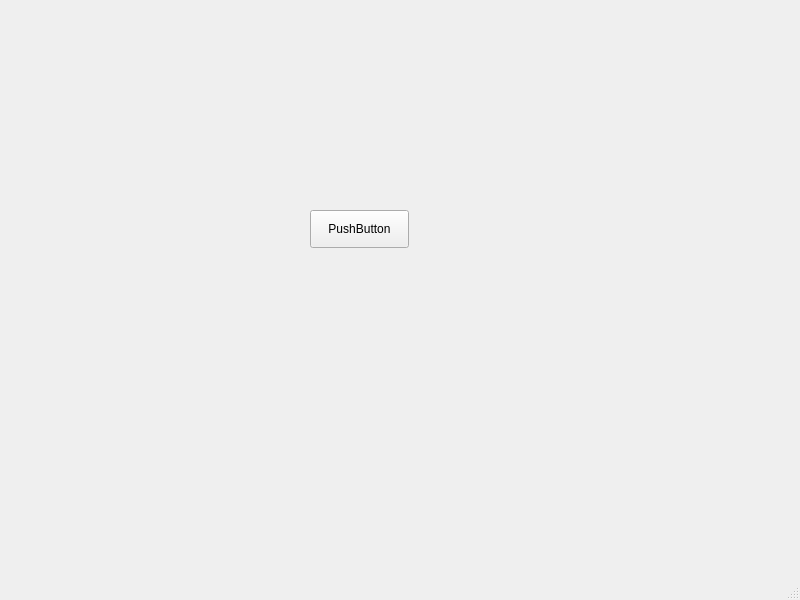
Old version of the form src/ui/mainwindow.ui in the repository jirislaby/stansec.
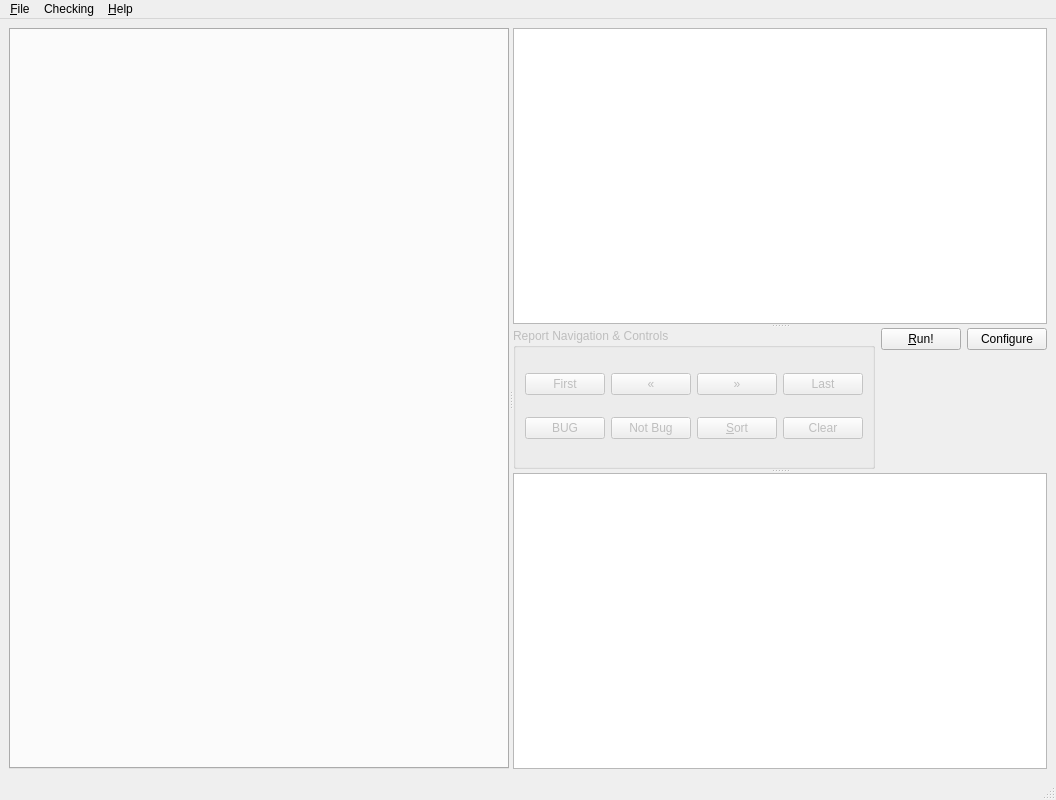
New version of the form.

Diff of the .ui file:
```diff
--- a/src/ui/mainwindow.ui
+++ b/src/ui/mainwindow.ui
@@ -6,37 +6,212 @@
    <rect>
     <x>0</x>
     <y>0</y>
-    <width>800</width>
-    <height>600</height>
+    <width>1000</width>
+    <height>800</height>
    </rect>
   </property>
   <property name="windowTitle">
    <string>MainWindow</string>
   </property>
   <widget class="QWidget" name="centralwidget">
-   <widget class="QPushButton" name="pushButton">
-    <property name="geometry">
-     <rect>
-      <x>310</x>
-      <y>210</y>
-      <width>99</width>
-      <height>38</height>
-     </rect>
-    </property>
-    <property name="text">
-     <string>PushButton</string>
-    </property>
-   </widget>
+   <layout class="QHBoxLayout" name="horizontalLayout">
+    <item>
+     <widget class="QSplitter" name="splitter_2">
+      <property name="orientation">
+       <enum>Qt::Horizontal</enum>
+      </property>
+      <widget class="QTabWidget" name="tabSources">
+       <property name="minimumSize">
+        <size>
+         <width>500</width>
+         <height>0</height>
+        </size>
+       </property>
+      </widget>
+      <widget class="QSplitter" name="splitter">
+       <property name="sizePolicy">
+        <sizepolicy hsizetype="Preferred" vsizetype="Minimum">
+         <horstretch>0</horstretch>
+         <verstretch>0</verstretch>
+        </sizepolicy>
+       </property>
+       <property name="orientation">
+        <enum>Qt::Vertical</enum>
+       </property>
+       <widget class="QTreeView" name="treeError"/>
+       <widget class="QWidget" name="formLayoutWidget">
+        <layout class="QHBoxLayout" name="horizontalLayout_2">
+         <item>
+          <widget class="QGroupBox" name="gbBugCtl">
+           <property name="enabled">
+            <bool>false</bool>
+           </property>
+           <property name="title">
+            <string>Report Navigation &amp;&amp; Controls</string>
+           </property>
+           <layout class="QGridLayout" name="gridLayout">
+            <item row="1" column="0">
+             <widget class="QPushButton" name="pbBUG">
+              <property name="text">
+               <string>BUG</string>
+              </property>
+             </widget>
+            </item>
+            <item row="0" column="1">
+             <widget class="QPushButton" name="pbPrev">
+              <property name="text">
+               <string>«</string>
+              </property>
+             </widget>
+            </item>
+            <item row="0" column="0">
+             <widget class="QPushButton" name="pbFirst">
+              <property name="sizePolicy">
+               <sizepolicy hsizetype="Minimum" vsizetype="Fixed">
+                <horstretch>0</horstretch>
+                <verstretch>0</verstretch>
+               </sizepolicy>
+              </property>
+              <property name="text">
+               <string>First</string>
+              </property>
+             </widget>
+            </item>
+            <item row="0" column="2">
+             <widget class="QPushButton" name="pbNext">
+              <property name="text">
+               <string>»</string>
+              </property>
+             </widget>
+            </item>
+            <item row="0" column="3">
+             <widget class="QPushButton" name="pbLast">
+              <property name="text">
+               <string>Last</string>
+              </property>
+             </widget>
+            </item>
+            <item row="1" column="1">
+             <widget class="QPushButton" name="pnFP">
+              <property name="text">
+               <string>Not Bug</string>
+              </property>
+             </widget>
+            </item>
+            <item row="1" column="3">
+             <widget class="QPushButton" name="pbClear">
+              <property name="text">
+               <string>Clear</string>
+              </property>
+             </widget>
+            </item>
+            <item row="1" column="2">
+             <widget class="QPushButton" name="pbSort">
+              <property name="text">
+               <string>&amp;Sort</string>
+              </property>
+             </widget>
+            </item>
+           </layout>
+          </widget>
+         </item>
+         <item>
+          <spacer name="horizontalSpacer">
+           <property name="orientation">
+            <enum>Qt::Horizontal</enum>
+           </property>
+           <property name="sizeHint" stdset="0">
+            <size>
+             <width>40</width>
+             <height>20</height>
+            </size>
+           </property>
+          </spacer>
+         </item>
+         <item>
+          <layout class="QGridLayout" name="gridLayout_2">
+           <item row="0" column="2">
+            <widget class="QPushButton" name="pbConfigure">
+             <property name="text">
+              <string>Configure</string>
+             </property>
+            </widget>
+           </item>
+           <item row="0" column="0">
+            <widget class="QPushButton" name="pbRun">
+             <property name="text">
+              <string>&amp;Run!</string>
+             </property>
+            </widget>
+           </item>
+           <item row="1" column="0">
+            <spacer name="verticalSpacer">
+             <property name="orientation">
+              <enum>Qt::Vertical</enum>
+             </property>
+             <property name="sizeHint" stdset="0">
+              <size>
+               <width>20</width>
+               <height>40</height>
+              </size>
+             </property>
+            </spacer>
+           </item>
+          </layout>
+         </item>
+         <item>
+          <layout class="QVBoxLayout" name="verticalLayout"/>
+         </item>
+        </layout>
+       </widget>
+       <widget class="QTextBrowser" name="textNote">
+        <property name="sizePolicy">
+         <sizepolicy hsizetype="Expanding" vsizetype="Minimum">
+          <horstretch>0</horstretch>
+          <verstretch>0</verstretch>
+         </sizepolicy>
+        </property>
+       </widget>
+      </widget>
+     </widget>
+    </item>
+   </layout>
   </widget>
   <widget class="QMenuBar" name="menubar">
    <property name="geometry">
     <rect>
      <x>0</x>
      <y>0</y>
-     <width>800</width>
+     <width>1000</width>
      <height>34</height>
     </rect>
    </property>
+   <widget class="QMenu" name="menu_File">
+    <property name="title">
+     <string>&amp;File</string>
+    </property>
+    <addaction name="separator"/>
+    <addaction name="action_Open"/>
+    <addaction name="separator"/>
+    <addaction name="action_Quit"/>
+   </widget>
+   <widget class="QMenu" name="menuChecking">
+    <property name="title">
+     <string>Checking</string>
+    </property>
+    <addaction name="actionCheck"/>
+    <addaction name="actionConfigure"/>
+   </widget>
+   <widget class="QMenu" name="menu_Help">
+    <property name="title">
+     <string>&amp;Help</string>
+    </property>
+    <addaction name="actionAbout_Qt"/>
+    <addaction name="actionAbout"/>
+   </widget>
+   <addaction name="menu_File"/>
+   <addaction name="menuChecking"/>
+   <addaction name="menu_Help"/>
   </widget>
   <widget class="QStatusBar" name="statusbar"/>
  </widget>
```
Left out of the diff: 130 changed lines with no effect on the pictures.
